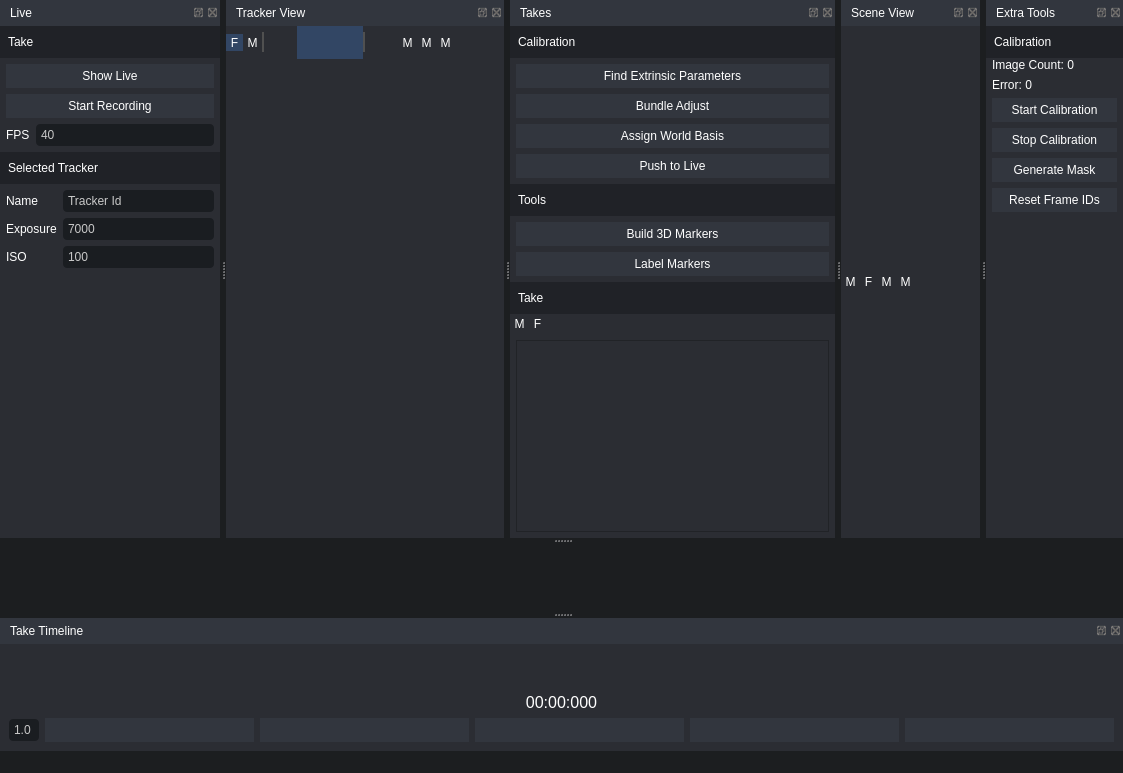
The window that VectorSynth/mainwindow.ui (Rob2048/VectorONE) describes before a commit, drawn with Qt 5.
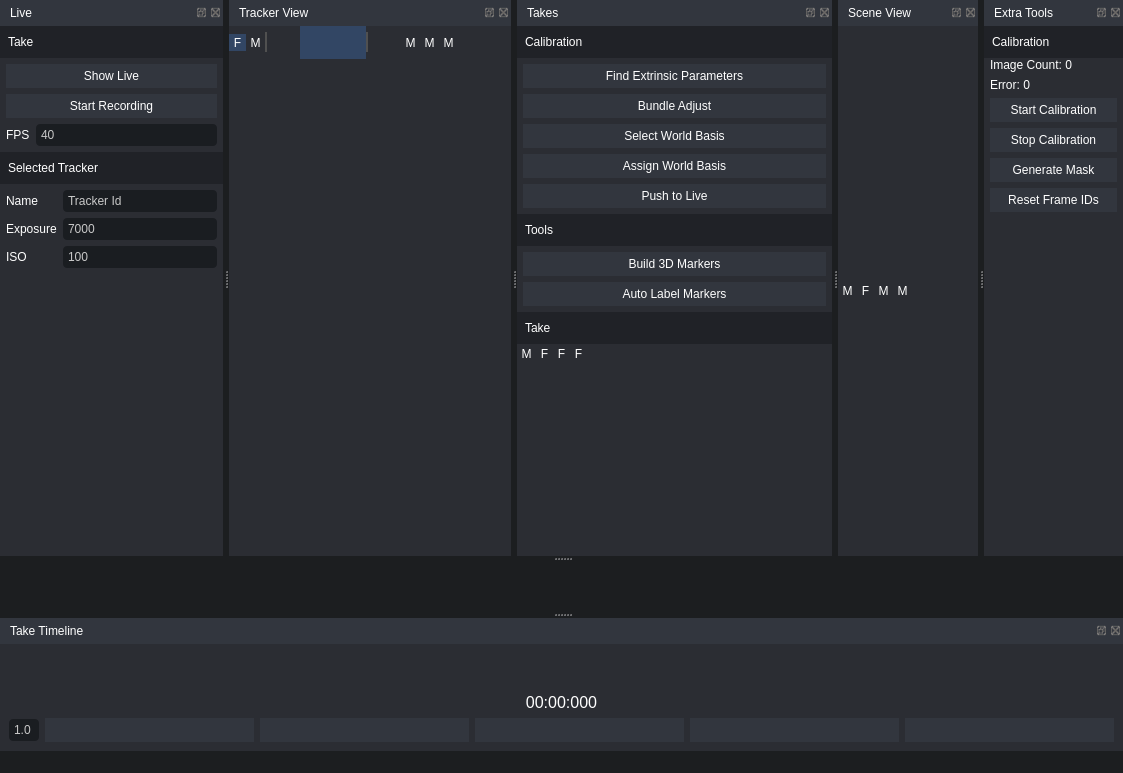
The same window after the commit. Icons and pictures are not drawn.

Commit message: Scene view text.

```diff
--- a/VectorSynth/mainwindow.ui
+++ b/VectorSynth/mainwindow.ui
@@ -1022,6 +1022,39 @@
          <property name="text">
           <string>Bundle Adjust</string>
          </property>
+         <property name="icon">
+          <iconset>
+           <normaloff>icons8-sun.png</normaloff>icons8-sun.png</iconset>
+         </property>
+         <property name="iconSize">
+          <size>
+           <width>13</width>
+           <height>13</height>
+          </size>
+         </property>
+        </widget>
+       </item>
+       <item>
+        <widget class="QPushButton" name="btnSelectWorldBasis">
+         <property name="text">
+          <string>Select World Basis</string>
+         </property>
+         <property name="icon">
+          <iconset>
+           <normaloff>icons8-coordinate-system.png</normaloff>icons8-coordinate-system.png</iconset>
+         </property>
+         <property name="iconSize">
+          <size>
+           <width>13</width>
+           <height>13</height>
+          </size>
+         </property>
+         <property name="checkable">
+          <bool>false</bool>
+         </property>
+         <property name="checked">
+          <bool>false</bool>
+         </property>
         </widget>
        </item>
        <item>
@@ -1087,7 +1120,7 @@
        <item>
         <widget class="QPushButton" name="btnIdentify3D">
          <property name="text">
-          <string>Label Markers</string>
+          <string>Auto Label Markers</string>
          </property>
         </widget>
        </item>
@@ -1164,6 +1197,52 @@
          </property>
         </widget>
        </item>
+       <item>
+        <widget class="QToolButton" name="btnRenameTake">
+         <property name="text">
+          <string>F</string>
+         </property>
+         <property name="icon">
+          <iconset>
+           <normaloff>icons8-rename.png</normaloff>icons8-rename.png</iconset>
+         </property>
+         <property name="iconSize">
+          <size>
+           <width>30</width>
+           <height>30</height>
+          </size>
+         </property>
+         <property name="checkable">
+          <bool>false</bool>
+         </property>
+         <property name="checked">
+          <bool>false</bool>
+         </property>
+        </widget>
+       </item>
+       <item>
+        <widget class="QToolButton" name="btnDeleteTake">
+         <property name="text">
+          <string>F</string>
+         </property>
+         <property name="icon">
+          <iconset>
+           <normaloff>icons8-waste.png</normaloff>icons8-waste.png</iconset>
+         </property>
+         <property name="iconSize">
+          <size>
+           <width>30</width>
+           <height>30</height>
+          </size>
+         </property>
+         <property name="checkable">
+          <bool>false</bool>
+         </property>
+         <property name="checked">
+          <bool>false</bool>
+         </property>
+        </widget>
+       </item>
        <item>
         <spacer name="horizontalSpacer_3">
          <property name="orientation">
@@ -1182,22 +1261,26 @@
      <item>
       <layout class="QVBoxLayout" name="verticalLayout_9">
        <property name="spacing">
-        <number>6</number>
+        <number>0</number>
        </property>
        <property name="leftMargin">
-        <number>6</number>
+        <number>0</number>
        </property>
        <property name="topMargin">
-        <number>6</number>
+        <number>0</number>
        </property>
        <property name="rightMargin">
-        <number>6</number>
+        <number>0</number>
        </property>
        <property name="bottomMargin">
-        <number>6</number>
+        <number>0</number>
        </property>
        <item>
-        <widget class="QListView" name="lstTakes"/>
+        <widget class="QListWidget" name="lstTakes">
+         <property name="frameShape">
+          <enum>QFrame::NoFrame</enum>
+         </property>
+        </widget>
        </item>
       </layout>
      </item>
```
Left out of the diff: 5 changed lines with no effect on the pictures. The commit also changes 21 other files.
